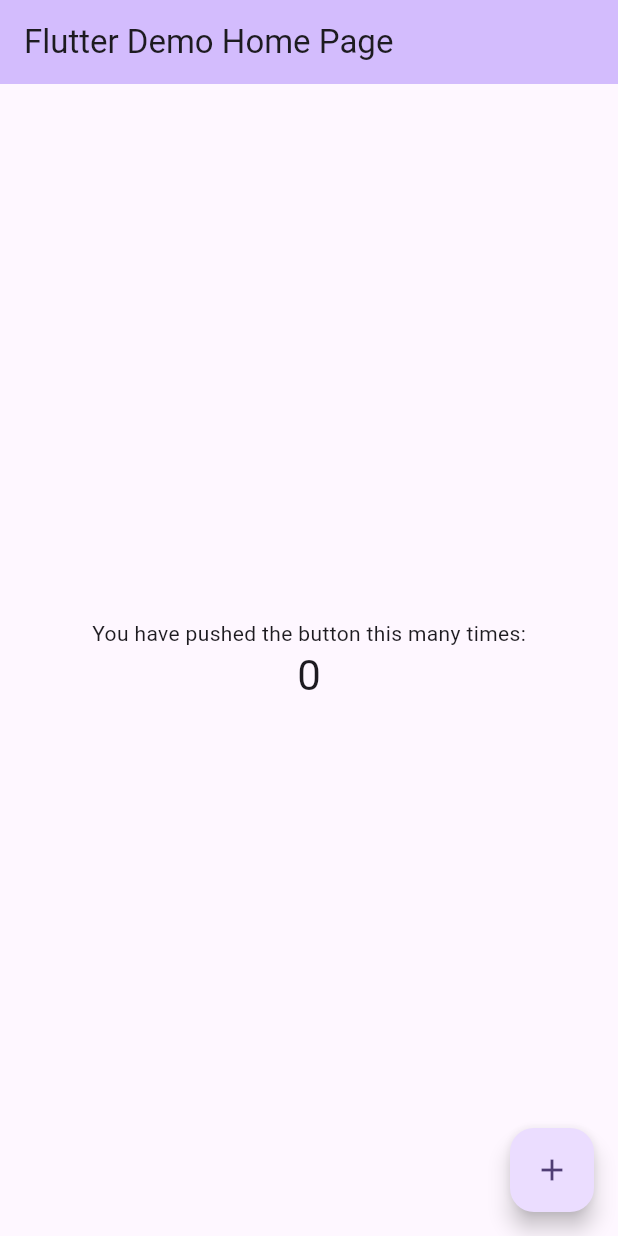
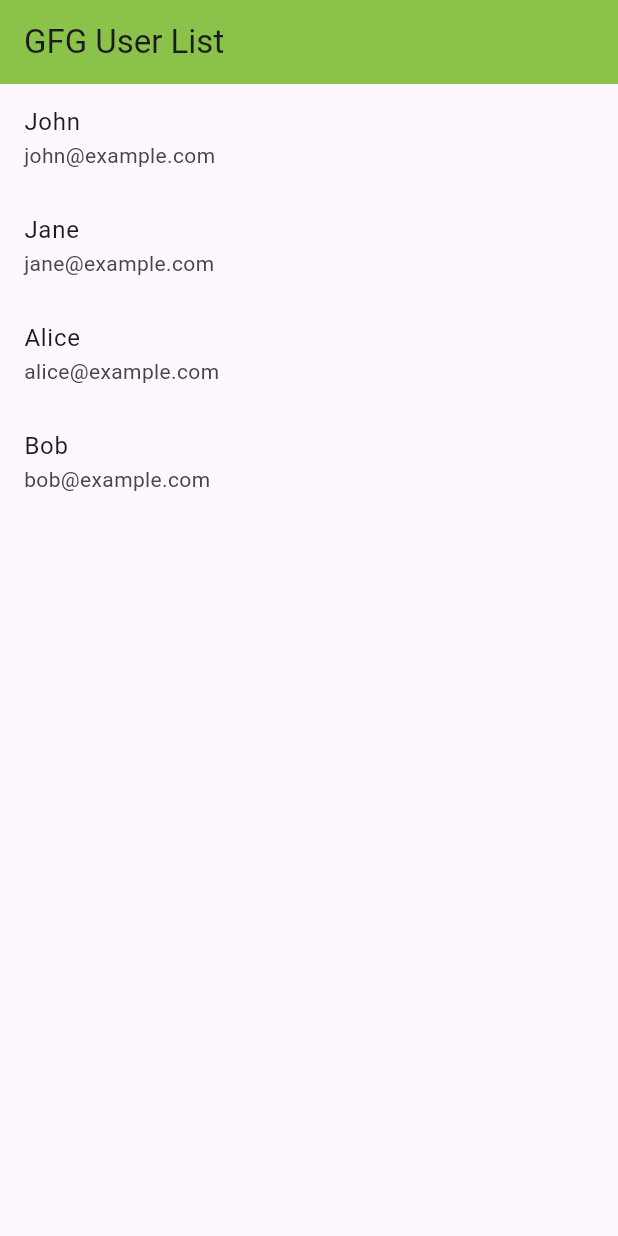
Before and after one commit to crocett/volgaProject, a Flutter app: the screen it shows after launch, on a phone screen of 412 x 824 dp. Run offline on Flutter 3.47's test engine with Material 3 defaults, Android fonts, the phone set to English and light mode, and no system bars; our stand-ins replace sqflite; accounts and stored records are empty.

Commit message:
Edit: Создана db для данных (содержание переделать позже)

```diff
--- /dev/null
+++ b/lib/database_helper.dart
@@ -0,0 +1,65 @@
+import 'package:path/path.dart';
+import 'package:sqflite/sqflite.dart';
+import 'user.dart';
+
+class DatabaseHelper {
+  static final DatabaseHelper instance = DatabaseHelper._instance();
+  static Database? _database;
+
+  DatabaseHelper._instance();
+
+  Future<Database> get db async {
+    _database ??= await initDb();
+    return _database!;
+  }
+
+  Future<Database> initDb() async {
+    String databasesPath = await getDatabasesPath();
+    String path = join(databasesPath, 'geeksforgeeks.db');
+
+    return await openDatabase(path, version: 1, onCreate: _onCreate);
+  }
+
+  Future _onCreate(Database db, int version) async {
+    await db.execute('''
+      CREATE TABLE gfg_users (
+        id INTEGER PRIMARY KEY,
+        username TEXT,
+        email TEXT
+      )
+    ''');
+  }
+
+  Future<int> insertUser(User user) async {
+    Database db = await instance.db;
+    return await db.insert('gfg_users', user.toMap());
+  }
+
+  Future<List<Map<String, dynamic>>> queryAllUsers() async {
+    Database db = await instance.db;
+    return await db.query('gfg_users');
+  }
+
+  Future<int> updateUser(User user) async {
+    Database db = await instance.db;
+    return await db.update('gfg_users', user.toMap(), where: 'id = ?', whereArgs: [user.id]);
+  }
+
+  Future<int> deleteUser(int id) async {
+    Database db = await instance.db;
+    return await db.delete('gfg_users', where: 'id = ?', whereArgs: [id]);
+  }
+
+  Future<void> initializeUsers() async {
+    List<User> usersToAdd = [
+      User(username: 'John', email: 'john@example.com'),
+      User(username: 'Jane', email: 'jane@example.com'),
+      User(username: 'Alice', email: 'alice@example.com'),
+      User(username: 'Bob', email: 'bob@example.com'),
+    ];
+
+    for (User user in usersToAdd) {
+      await insertUser(user);
+    }
+  }
+}
--- a/lib/main.dart
+++ b/lib/main.dart
@@ -1,122 +1,63 @@
 import 'package:flutter/material.dart';
+import 'database_helper.dart'; // Import the DatabaseHelper class
+import 'user.dart'; // Import the User class
 
-void main() {
-  runApp(const MyApp());
+void main() async {
+  // Initialize the database and insert users
+  WidgetsFlutterBinding.ensureInitialized();
+  await DatabaseHelper.instance.initDb();
+  await DatabaseHelper.instance.initializeUsers();
+
+  runApp(MyApp());
 }
 
 class MyApp extends StatelessWidget {
-  const MyApp({super.key});
-
-  // This widget is the root of your application.
   @override
   Widget build(BuildContext context) {
     return MaterialApp(
-      title: 'Flutter Demo',
-      theme: ThemeData(
-        // This is the theme of your application.
-        //
-        // TRY THIS: Try running your application with "flutter run". You'll see
-        // the application has a purple toolbar. Then, without quitting the app,
-        // try changing the seedColor in the colorScheme below to Colors.green
-        // and then invoke "hot reload" (save your changes or press the "hot
-        // reload" button in a Flutter-supported IDE, or press "r" if you used
-        // the command line to start the app).
-        //
-        // Notice that the counter didn't reset back to zero; the application
-        // state is not lost during the reload. To reset the state, use hot
-        // restart instead.
-        //
-        // This works for code too, not just values: Most code changes can be
-        // tested with just a hot reload.
-        colorScheme: ColorScheme.fromSeed(seedColor: Colors.deepPurple),
-      ),
-      home: const MyHomePage(title: 'Flutter Demo Home Page'),
+      title: 'User Management',
+      home: UserList(),
     );
   }
 }
 
-class MyHomePage extends StatefulWidget {
-  const MyHomePage({super.key, required this.title});
+class UserList extends StatefulWidget {
+  @override
+  _UserListState createState() => _UserListState();
+}
 
-  // This widget is the home page of your application. It is stateful, meaning
-  // that it has a State object (defined below) that contains fields that affect
-  // how it looks.
-
-  // This class is the configuration for the state. It holds the values (in this
-  // case the title) provided by the parent (in this case the App widget) and
-  // used by the build method of the State. Fields in a Widget subclass are
-  // always marked "final".
-
-  final String title;
+class _UserListState extends State<UserList> {
+  List<User> _users = [];
 
   @override
-  State<MyHomePage> createState() => _MyHomePageState();
-}
+  void initState() {
+    super.initState();
+    _fetchUsers();
+  }
 
-class _MyHomePageState extends State<MyHomePage> {
-  int _counter = 0;
-
-  void _incrementCounter() {
+  Future<void> _fetchUsers() async {
+    final userMaps = await DatabaseHelper.instance.queryAllUsers();
     setState(() {
-      // This call to setState tells the Flutter framework that something has
-      // changed in this State, which causes it to rerun the build method below
-      // so that the display can reflect the updated values. If we changed
-      // _counter without calling setState(), then the build method would not be
-      // called again, and so nothing would appear to happen.
-      _counter++;
+      _users = userMaps.map((userMap) => User.fromMap(userMap)).toList();
     });
   }
 
   @override
   Widget build(BuildContext context) {
-    // This method is rerun every time setState is called, for instance as done
-    // by the _incrementCounter method above.
-    //
-    // The Flutter framework has been optimized to make rerunning build methods
-    // fast, so that you can just rebuild anything that needs updating rather
-    // than having to individually change instances of widgets.
     return Scaffold(
       appBar: AppBar(
-        // TRY THIS: Try changing the color here to a specific color (to
-        // Colors.amber, perhaps?) and trigger a hot reload to see the AppBar
-        // change color while the other colors stay the same.
-        backgroundColor: Theme.of(context).colorScheme.inversePrimary,
-        // Here we take the value from the MyHomePage object that was created by
-        // the App.build method, and use it to set our appbar title.
-        title: Text(widget.title),
+        title: Text('GFG User List'),
+        backgroundColor: Colors.lightGreen,
       ),
-      body: Center(
-        // Center is a layout widget. It takes a single child and positions it
-        // in the middle of the parent.
-        child: Column(
-          // Column is also a layout widget. It takes a list of children and
-          // arranges them vertically. By default, it sizes itself to fit its
-          // children horizontally, and tries to be as tall as its parent.
-          //
-          // Column has various properties to control how it sizes itself and
-          // how it positions its children. Here we use mainAxisAlignment to
-          // center the children vertically; the main axis here is the vertical
-          // axis because Columns are vertical (the cross axis would be
-          // horizontal).
-          //
-          // TRY THIS: Invoke "debug painting" (choose the "Toggle Debug Paint"
-          // action in the IDE, or press "p" in the console), to see the
-          // wireframe for each widget.
-          mainAxisAlignment: MainAxisAlignment.center,
-          children: <Widget>[
-            const Text('You have pushed the button this many times:'),
-            Text(
-              '$_counter',
-              style: Theme.of(context).textTheme.headlineMedium,
-            ),
-          ],
-        ),
+      body: ListView.builder(
+        itemCount: _users.length,
+        itemBuilder: (context, index) {
+          return ListTile(
+            title: Text(_users[index].username),
+            subtitle: Text(_users[index].email),
+          );
+        },
       ),
-      floatingActionButton: FloatingActionButton(
-        onPressed: _incrementCounter,
-        tooltip: 'Increment',
-        child: const Icon(Icons.add),
-      ), // This trailing comma makes auto-formatting nicer for build methods.
     );
   }
 }
--- /dev/null
+++ b/lib/user.dart
@@ -0,0 +1,19 @@
+class User {
+  final int? id;
+  final String username;
+  final String email;
+
+  User({this.id, required this.username, required this.email});
+
+  Map<String, dynamic> toMap() {
+    return {'id': id, 'username': username, 'email': email};
+  }
+
+  factory User.fromMap(Map<String, dynamic> map) {
+    return User(
+      id: map['id'],
+      username: map['username'],
+      email: map['email'],
+    );
+  }
+}
--- a/pubspec.yaml
+++ b/pubspec.yaml
@@ -34,6 +34,8 @@
   # The following adds the Cupertino Icons font to your application.
   # Use with the CupertinoIcons class for iOS style icons.
   cupertino_icons: ^1.0.8
+  sqflite: ^2.4.2
+  path: ^1.9.1
 
 dev_dependencies:
   flutter_test:
```
Also changed, not shown: pubspec.lock, 3 other files.
